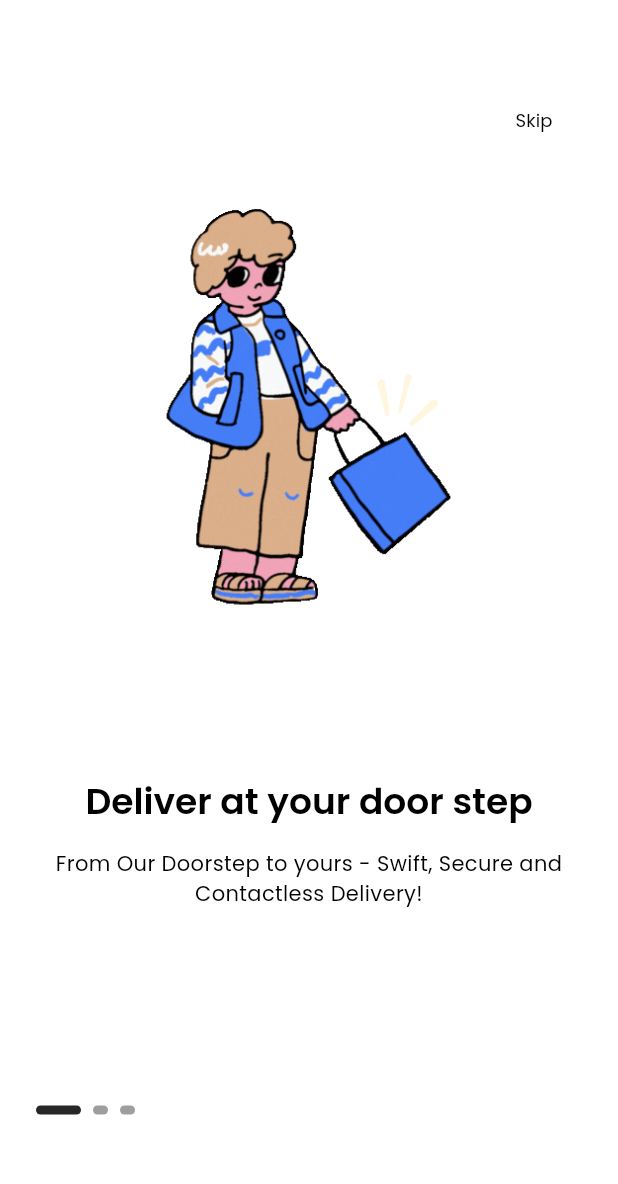
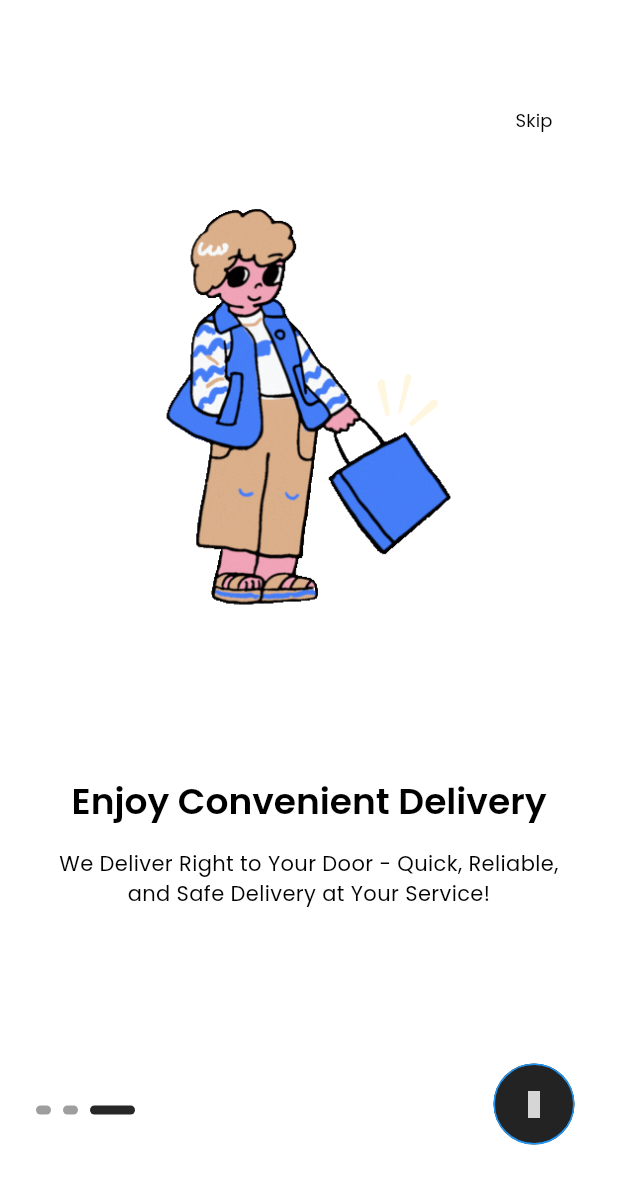
Before and after one commit to golamshakib/e-commerce-app_named-FlexiShop, a Flutter app: the screen it shows after launch, swiped to page 3, on a phone screen of 412 x 824 dp. Shown: the top 1184 px of the screen. Run offline on Flutter 3.47's test engine with Material 3 defaults, Android fonts, the phone set to English and light mode, and no system bars; drawn by our look-alikes of smooth_page_indicator; our stand-ins replace iconsax, logger, shared_preferences; grey boxes are pictures that could not be loaded.

Commit message:
complete onboarding screen

```diff
--- a/lib/features/authentication/screens.onboarding/onboarding_screen.dart
+++ b/lib/features/authentication/screens.onboarding/onboarding_screen.dart
@@ -2,8 +2,11 @@ import 'package:flexishop/features/authentication/screens.onboarding/widgets/onb
 import 'package:flexishop/features/authentication/screens.onboarding/widgets/onboarding_skip_button.dart';
 import 'package:flexishop/utils/constants/image_strings.dart';
 import 'package:flutter/material.dart';
+import 'package:provider/provider.dart';
 import '../../../utils/constants/text_strings.dart';
+import '../providers/providers.onboarding/onboarding_provider.dart';
 import 'widgets/onboarding_dot_navigation.dart';
+import 'widgets/onboarding_next_button.dart';
 
 class OnboardingScreen extends StatelessWidget {
   static const String routeName = '/onboarding';
@@ -12,11 +15,14 @@ class OnboardingScreen extends StatelessWidget {
 
   @override
   Widget build(BuildContext context) {
+    final provider = context.read<OnboardingProvider>();
     return Scaffold(
       body: Stack(
         children: [
           /// Horizontal Scrollable Pages
           PageView(
+            controller: provider.pageController,
+            onPageChanged: provider.updatePageIndicator,
             children: const [
               OnboardingPageView(
                   image: YImages.onboardingImage1,
@@ -32,12 +38,15 @@ class OnboardingScreen extends StatelessWidget {
                   subTitle: YTexts.onBoardingSubTitle3),
             ],
           ),
+
           /// Onboarding Navigation Button
           const OnboardingDotNavigation(),
+
           /// Skip Button
           const OnboardingSkipButton(),
+
           /// Next Button
-
+          const OnboardingNextButton(),
         ],
       ),
     );
--- /dev/null
+++ b/lib/features/authentication/screens.onboarding/widgets/onboarding_next_button.dart
@@ -0,0 +1,39 @@
+import 'package:flexishop/features/authentication/providers/providers.onboarding/onboarding_provider.dart';
+import 'package:flexishop/features/authentication/screens.onboarding/onboarding_screen.dart';
+import 'package:flutter/material.dart';
+import 'package:iconsax/iconsax.dart';
+import 'package:provider/provider.dart';
+import '../../../../utils/constants/colors.dart';
+import '../../../../utils/constants/sizes.dart';
+import '../../../../utils/device/device_utility.dart';
+import '../../screens.login/login_screen.dart';
+
+class OnboardingNextButton extends StatelessWidget {
+  const OnboardingNextButton({
+    super.key,
+  });
+
+  @override
+  Widget build(BuildContext context) {
+    final dark = YDeviceUtils.isDarkMode(context);
+    final provider = context.read<OnboardingProvider>();
+    return Positioned(
+      bottom: YDeviceUtils.bottomNavigationBarHeight() + 5,
+      right: YSizes.defaultSpace,
+      child: ElevatedButton(
+        onPressed: (){
+          if (provider.currentPageIndex == 2) {
+            Navigator.pushReplacementNamed(context, LoginScreen.routeName);
+          } else {
+            provider.nextButton();
+          }
+        },
+        style: ElevatedButton.styleFrom(
+          shape: const CircleBorder(),
+          backgroundColor: dark ? YColors.primary : YColors.black,
+        ),
+        child: const Icon(Iconsax.arrow_right_3),
+      ),
+    );
+  }
+}
--- a/lib/features/authentication/screens.onboarding/widgets/onboarding_skip_button.dart
+++ b/lib/features/authentication/screens.onboarding/widgets/onboarding_skip_button.dart
@@ -1,4 +1,7 @@
+import 'package:flexishop/features/authentication/providers/providers.onboarding/onboarding_provider.dart';
+import 'package:flexishop/main.dart';
 import 'package:flutter/material.dart';
+import 'package:provider/provider.dart';
 import '../../../../utils/constants/sizes.dart';
 import '../../../../utils/device/device_utility.dart';
 
@@ -9,11 +12,12 @@ class OnboardingSkipButton extends StatelessWidget {
 
   @override
   Widget build(BuildContext context) {
+    final provider = context.read<OnboardingProvider>();
     return Positioned(
       top: YDeviceUtils.appBarHeight(),
       right: YSizes.defaultSpace,
       child: TextButton(
-        onPressed: () {},
+        onPressed: provider.skipButton,
         child: Text(
           'Skip',
           style: Theme.of(context).textTheme.labelLarge,
--- a/lib/main.dart
+++ b/lib/main.dart
@@ -1,4 +1,5 @@
 import 'package:flexishop/features/authentication/providers/providers.onboarding/onboarding_provider.dart';
+import 'package:flexishop/features/authentication/screens.login/login_screen.dart';
 import 'package:flexishop/features/authentication/screens.onboarding/onboarding_screen.dart';
 import 'package:flexishop/utils/theme/theme.dart';
 import 'package:flutter/material.dart';
@@ -25,6 +26,7 @@ class MyApp extends StatelessWidget {
       initialRoute: OnboardingScreen.routeName,
       routes: {
         OnboardingScreen.routeName: (context) => const OnboardingScreen(),
+        LoginScreen.routeName: (context) => const LoginScreen(),
       },
     );
   }
--- a/lib/utils/constants/text_strings.dart
+++ b/lib/utils/constants/text_strings.dart
@@ -4,13 +4,13 @@ class YTexts{
   // -- G L O B A L   T E X T
 
   // -- O N B O A R D I N G   T E X T S
-  static const String onBoardingTitle1 = "Choose Your Product";
+  static const String onBoardingTitle1 = "Unleash Your Potential";
   static const String onBoardingTitle2 = "Select Payment Method";
-  static const String onBoardingTitle3 = "Deliver at your door step";
+  static const String onBoardingTitle3 = "Enjoy Convenient Delivery";
 
-  static const String onBoardingSubTitle1 = "Welcome to World of Limitless Choices - Your Perfect Product Awaits!";
-  static const String onBoardingSubTitle2 = "For Seamless Transaction, Choose Your Payment Path - Your Convenience, Our Priority!";
-  static const String onBoardingSubTitle3 = "From Our Doorstep to yours - Swift, Secure and Contactless Delivery!";
+  static const String onBoardingSubTitle1 = "Explore a Universe of Opportunities - Your Journey Starts Here!";
+  static const String onBoardingSubTitle2 = "Select Your Preferred Payment Method for a Hassle-Free Shopping Experience!";
+  static const String onBoardingSubTitle3 = "We Deliver Right to Your Door - Quick, Reliable, and Safe Delivery at Your Service!";
 
   // -- H O M E
   static const String homeAppbarTitle = "Good day for shopping";
--- a/lib/utils/theme/custom_themes/elevated_button_theme.dart
+++ b/lib/utils/theme/custom_themes/elevated_button_theme.dart
@@ -7,7 +7,7 @@ class YElevatedButtonTheme {
   static ElevatedButtonThemeData lightElevatedButtonTheme = ElevatedButtonThemeData(
     style: ElevatedButton.styleFrom(
       elevation: 0,
-      foregroundColor: Colors.black,
+      foregroundColor: Colors.white,
       backgroundColor: Colors.blue,
       disabledForegroundColor: Colors.grey,
       disabledBackgroundColor: Colors.grey,
--- a/pubspec.yaml
+++ b/pubspec.yaml
@@ -86,7 +86,6 @@ flutter:
   # LOCAL ASSETS
   assets:
     - assets/logos/
-    - assets/icons/
     - assets/images/onboarding_images/
 
   # An image asset can refer to one or more resolution-specific "variants", see
```
Also changed, not shown: lib/features/authentication/providers/providers.onboarding/onboarding_provider.dart (+17 -2 lines), lib/features/authentication/screens.login/login_screen.dart (added, +11 -0 lines).
